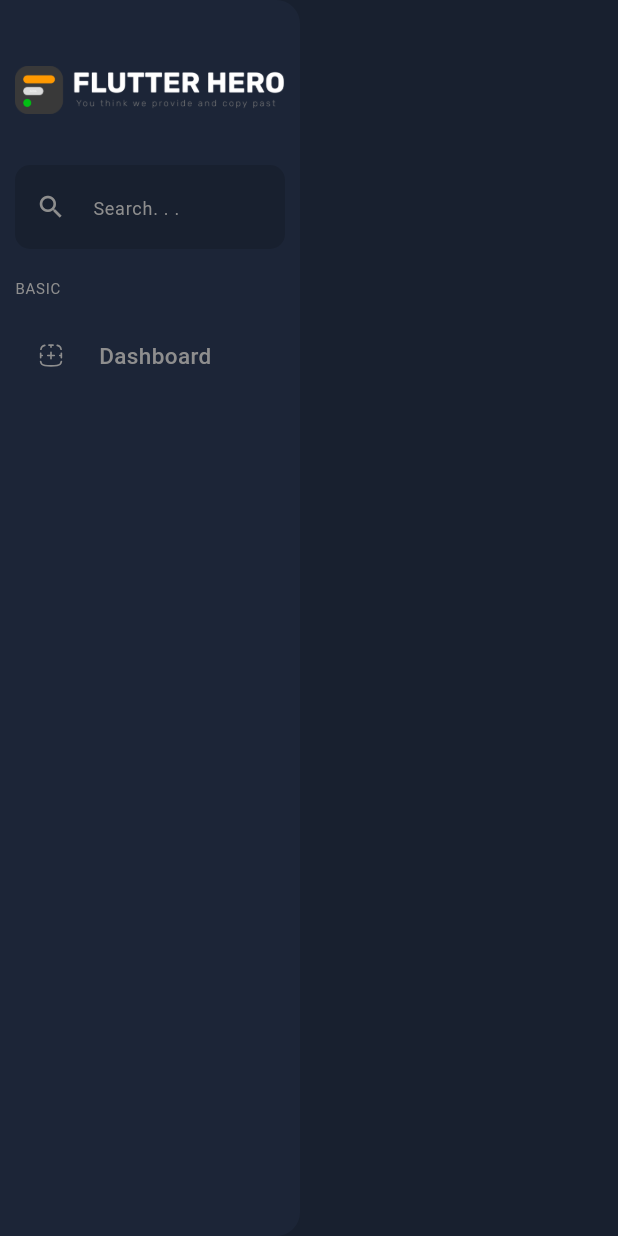
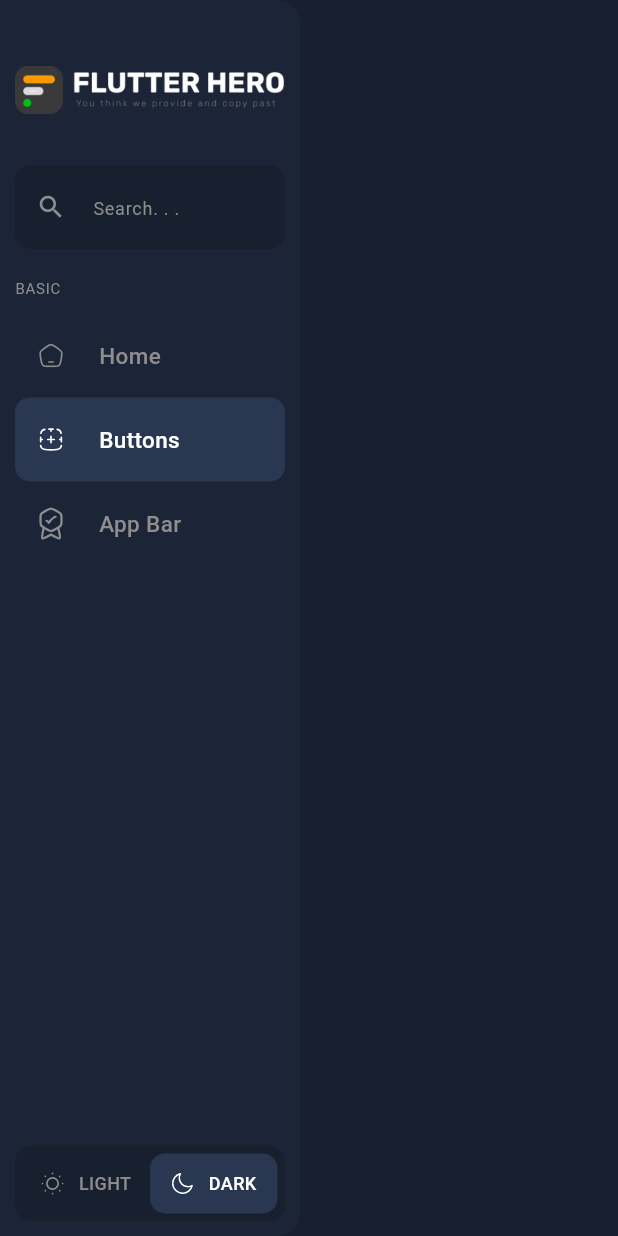
Before and after one commit to MrNitishroy/Flutter-Hero, a Flutter app: the MyDrawer widget shown alone on an empty page, opened directly, on a phone screen of 412 x 824 dp. Run offline on Flutter 3.47's test engine with Material 3 defaults, Android fonts, the phone set to English and light mode, and no system bars; our stand-ins replace flutter_svg, go_router; Roboto replaces fonts that are missing (Poppins).

Commit message:
Bottom theme changer button added

```diff
--- a/lib/Config/AssetsPath.dart
+++ b/lib/Config/AssetsPath.dart
@@ -5,7 +5,18 @@ class IconsAssets {
   static String copyIcon = "${basePath}copy.svg";
   static String cursorIcon = "${basePath}cursor.svg";
   static String dashboardIcon = "${basePath}dashboard.svg";
+  static String home = "${basePath}home.svg";
+  static String database = "${basePath}database.svg";
+  static String fingerPrint = "${basePath}fingerPrint.svg";
+  static String reward = "${basePath}reward.svg";
+  static String moon = "${basePath}moon.svg";
+  static String sun = "${basePath}sun.svg";
+  static String gajar = "${basePath}gajar.svg";
+  static String save = "${basePath}save.svg";
+  static String notification = "${basePath}notification.svg";
+  static String calender = "${basePath}calender.svg";
 }
+
 class PhotosAssets {
   static String basePath = "assets/photos/";
   static String darkAppIcon = "${basePath}darkHeaderLogo.png";
--- a/lib/Widgets/MyDrawer.dart
+++ b/lib/Widgets/MyDrawer.dart
@@ -16,12 +16,12 @@ class MyDrawer extends StatelessWidget {
     return Consumer<DrawerProvider>(builder: (context, value, child) {
       return Drawer(
         width: 200,
+        child: Padding(
+          padding: const EdgeInsets.all(10),
           child: Column(
             children: [
               Expanded(
                 child: SingleChildScrollView(
-                  child: Padding(
-                padding: const EdgeInsets.all(10),
                     child: Column(
                   children: [
                     SizedBox(height: 20),
@@ -63,18 +63,113 @@ class MyDrawer extends StatelessWidget {
                     ),
                     SizedBox(height: 10),
                     MyDrawerMenu(
-                      title: "Dashboard",
-                      icon: IconsAssets.addIcon,
+                      title: "Home",
+                      icon: IconsAssets.home,
                       onPress: () {
                         drawerProvider.seletedMenu(0);
                       },
                       isSeleted: drawerProvider.selectedPageIndex == 0,
                     ),
+                    MyDrawerMenu(
+                      title: "Buttons",
+                      icon: IconsAssets.addIcon,
+                      onPress: () {
+                        drawerProvider.seletedMenu(1);
+                      },
+                      isSeleted: drawerProvider.selectedPageIndex == 1,
+                    ),
+                    MyDrawerMenu(
+                      title: "App Bar",
+                      icon: IconsAssets.reward,
+                      onPress: () {
+                        drawerProvider.seletedMenu(2);
+                      },
+                      isSeleted: drawerProvider.selectedPageIndex == 2,
+                    ),
+                  ],
+                )),
+              ),
+              Container(
+                padding: EdgeInsets.all(5),
+                height: 50,
+                decoration: BoxDecoration(
+                  borderRadius: BorderRadius.circular(10),
+                  color: Theme.of(context).colorScheme.surface,
+                ),
+                child: Row(
+                  children: [
+                    Expanded(
+                        child: Container(
+                      padding: EdgeInsets.all(10),
+                      decoration: BoxDecoration(
+                        borderRadius: BorderRadius.circular(10),
+                        // color: Theme.of(context).colorScheme.secondaryContainer,
+                      ),
+                      child: Column(
+                        mainAxisAlignment: MainAxisAlignment.center,
+                        children: [
+                          Row(
+                            mainAxisAlignment: MainAxisAlignment.center,
+                            children: [
+                              SvgPicture.asset(
+                                IconsAssets.sun,
+                                width: 15,
+                                color: Theme.of(context)
+                                    .colorScheme
+                                    .onPrimaryContainer,
+                              ),
+                              SizedBox(width: 10),
+                              Text(
+                                "LIGHT",
+                                style: TextStyle(
+                                  fontSize: 12,
+                                  color: Theme.of(context)
+                                      .colorScheme
+                                      .onPrimaryContainer,
+                                ),
+                              ),
+                            ],
+                          ),
                         ],
                       ),
                     )),
+                    Expanded(
+                        child: Container(
+                      padding: EdgeInsets.all(10),
+                      decoration: BoxDecoration(
+                        borderRadius: BorderRadius.circular(10),
+                        color: Theme.of(context).colorScheme.secondaryContainer,
+                      ),
+                      child: Column(
+                        mainAxisAlignment: MainAxisAlignment.center,
+                        children: [
+                          Row(
+                            mainAxisAlignment: MainAxisAlignment.center,
+                            children: [
+                              SvgPicture.asset(
+                                IconsAssets.moon,
+                                width: 15,
+                                color: Theme.of(context).colorScheme.onSurface,
+                              ),
+                              SizedBox(width: 10),
+                              Text(
+                                "DARK",
+                                style: TextStyle(
+                                  fontSize: 12,
+                                  color:
+                                      Theme.of(context).colorScheme.onSurface,
+                                ),
                               ),
                             ],
+                          ),
+                        ],
+                      ),
+                    )),
+                  ],
+                ),
+              )
+            ],
+          ),
         ),
       );
     });
```
Also changed, not shown: assets/icons/calender.svg (added), assets/icons/circle.svg (added), assets/icons/froot.svg (added), assets/icons/gajar.svg (added), assets/icons/moon.svg (added), assets/icons/notification.svg (added), assets/icons/save.svg (added), assets/icons/sun.svg (added). Lines whose indentation alone changed are shown as unchanged.
